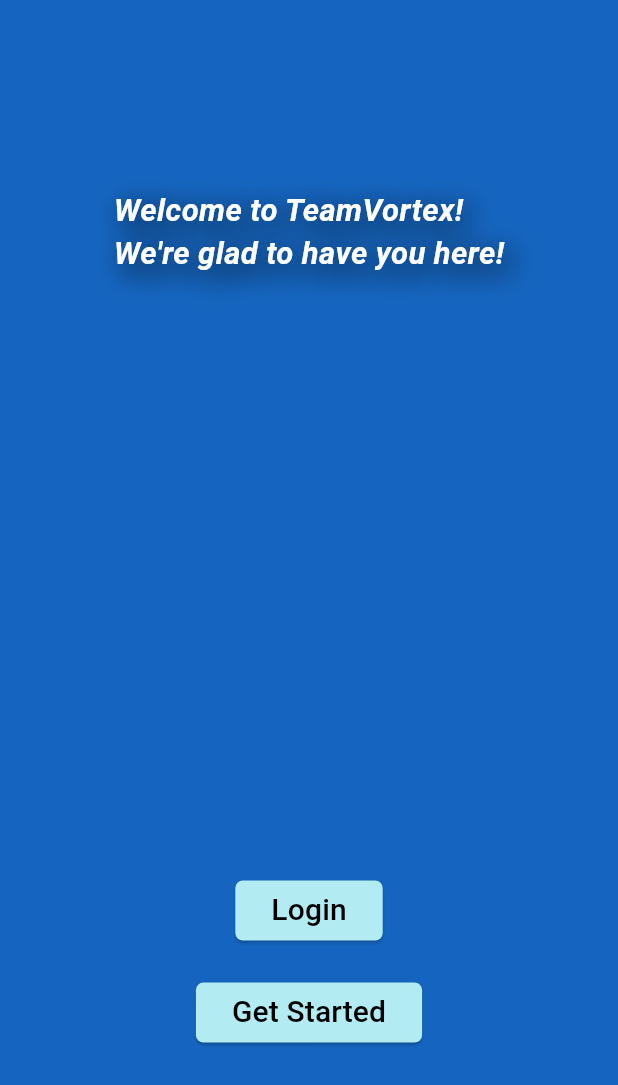
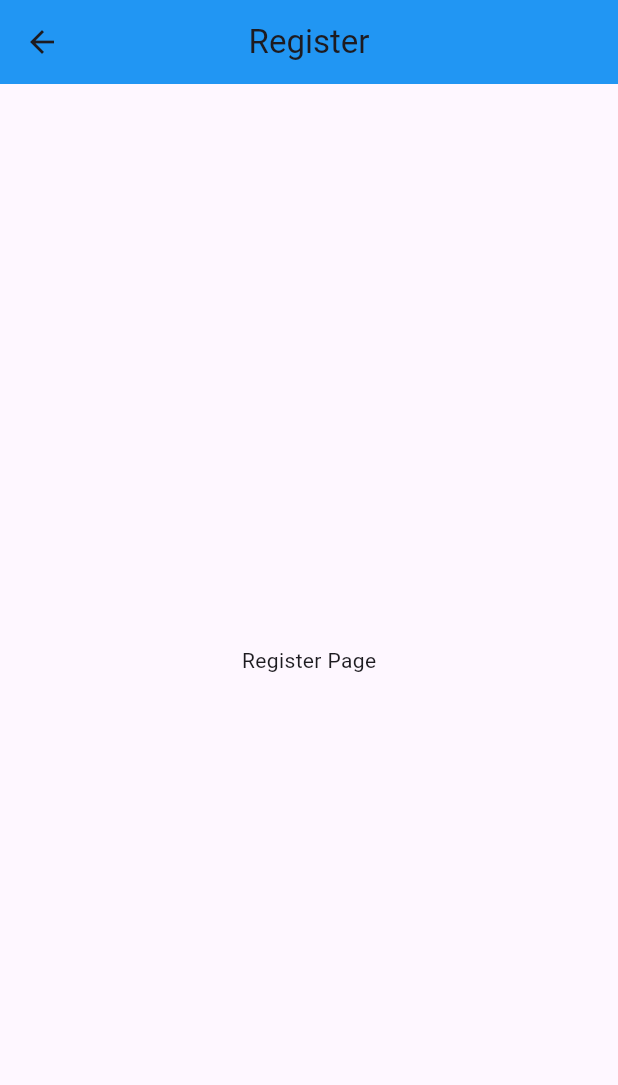
Before and after one commit to aleleotta/TeamVortex, a Flutter app: the screen it shows after launch, after a tap on "Get Started", on a phone screen of 412 x 824 dp. Shown: the top 1085 px of the screen. Run offline on Flutter 3.47's test engine with Material 3 defaults, Android fonts, the phone set to English and light mode, and no system bars.

```diff
--- a/lib/main.dart
+++ b/lib/main.dart
@@ -1,4 +1,7 @@
 import 'package:flutter/material.dart';
+import 'package:teamvortex/views/stateful/home_page.dart';
+import 'package:teamvortex/views/stateless/login_page.dart';
+import 'package:teamvortex/views/stateless/register_page.dart';
 import 'package:teamvortex/views/stateless/welcome_page.dart';
 
 void main() {
@@ -18,9 +21,20 @@
         useMaterial3: true,
       ),
       home: const WelcomePage(),
+
+      // View router for navigation
+      routes: {
+        "/welcomeView": (context) => const WelcomePage(),
+        "/homeView": (context) => const HomePage(),
+        "/loginView": (context) => const LoginPage(),
+        "/registerView": (context) => const RegisterPage(),
+      },
+
     );
   }
 }
+
+// STATEFUL WIDGET EXAMPLE STARTS HERE
 
 // MyHomePage
 class MyHomePage extends StatefulWidget {
--- /dev/null
+++ b/lib/views/stateless/register_page.dart
@@ -0,0 +1,19 @@
+import 'package:flutter/material.dart';
+
+class RegisterPage extends StatelessWidget {
+  const RegisterPage({super.key});
+
+  @override
+  Widget build(BuildContext context) {
+    return Scaffold(
+      appBar: AppBar(
+        title: const Text("Register"),
+        centerTitle: true,
+        backgroundColor: Colors.blue,
+      ),
+      body: const Center(
+        child: Text("Register Page"),
+      ),
+    );
+  }
+}
--- a/lib/views/stateless/welcome_page.dart
+++ b/lib/views/stateless/welcome_page.dart
@@ -44,9 +44,11 @@
                 ],
               ),
             ),
-            SizedBox(height: screenHeight > 650 ? 400 : screenHeight > 480 ? 200 : 100), //400 200 100
+            SizedBox(height: screenHeight > 650 ? 400 : screenHeight > 480 ? 200 : 100),
             ElevatedButton(
-              onPressed: () {},
+              onPressed: () {
+                Navigator.pushNamed(context, "/loginView");
+              },
               style: ButtonStyle(
                 backgroundColor: WidgetStateProperty.all(Colors.cyan[100]),
                 shape: WidgetStateProperty.all<RoundedRectangleBorder>(
@@ -60,7 +62,9 @@
             ),
             const SizedBox(height: 20),
             ElevatedButton(
-              onPressed: () {},
+              onPressed: () {
+                Navigator.pushNamed(context, "/registerView");
+              },
               style: ButtonStyle(
                 backgroundColor: WidgetStateProperty.all(Colors.cyan[100]),
                 shape: WidgetStateProperty.all<RoundedRectangleBorder>(
@@ -69,8 +73,10 @@
                   ),
                 ),
               ),
-              child: const Text("Get Started",
-                  style: TextStyle(fontSize: 20, color: Colors.black)),
+              child: const Text(
+                "Get Started",
+                style: TextStyle(fontSize: 20, color: Colors.black)
+              ),
             )
           ],
         ),
```
Also changed, not shown: lib/views/stateful/home_page.dart (added, +42 -0 lines), lib/views/stateless/login_page.dart (added, +86 -0 lines).
